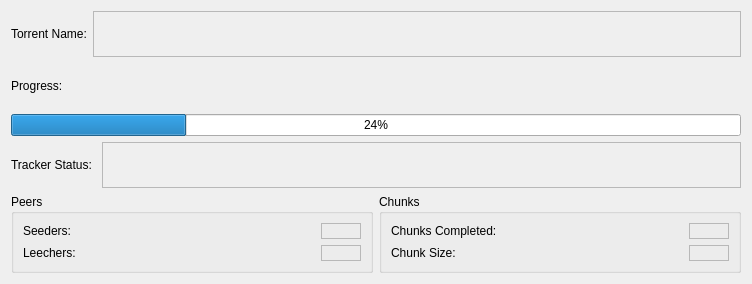
The window that trickle/torrentinfo.ui (michaelforney/trickle) describes before a commit, drawn with Qt 5.
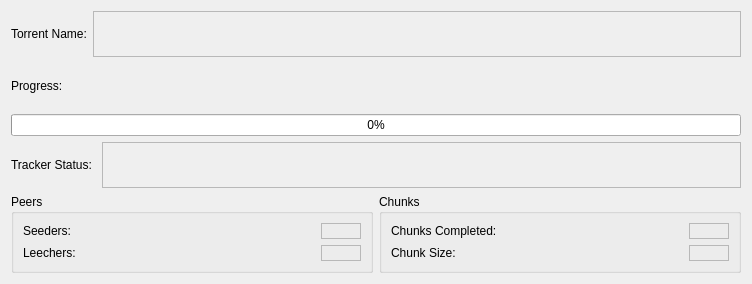
The same window after the commit.

Patch:
```diff
--- a/trickle/torrentinfo.ui
+++ b/trickle/torrentinfo.ui
@@ -57,9 +57,9 @@
     </widget>
    </item>
    <item>
-    <widget class="QProgressBar" name="progress" >
-     <property name="value" >
-      <number>24</number>
+    <widget class="QProgressBar" name="progress">
+     <property name="value">
+      <number>0</number>
      </property>
     </widget>
    </item>
```
Left out of the diff: 137 changed lines with no effect on the pictures.
